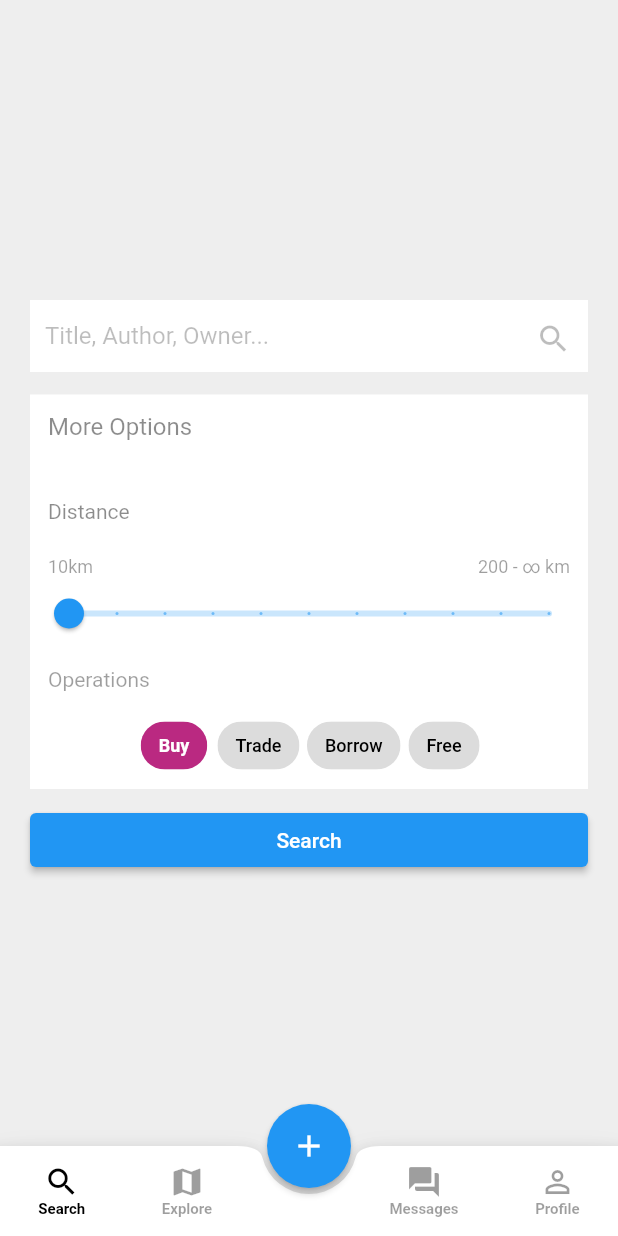
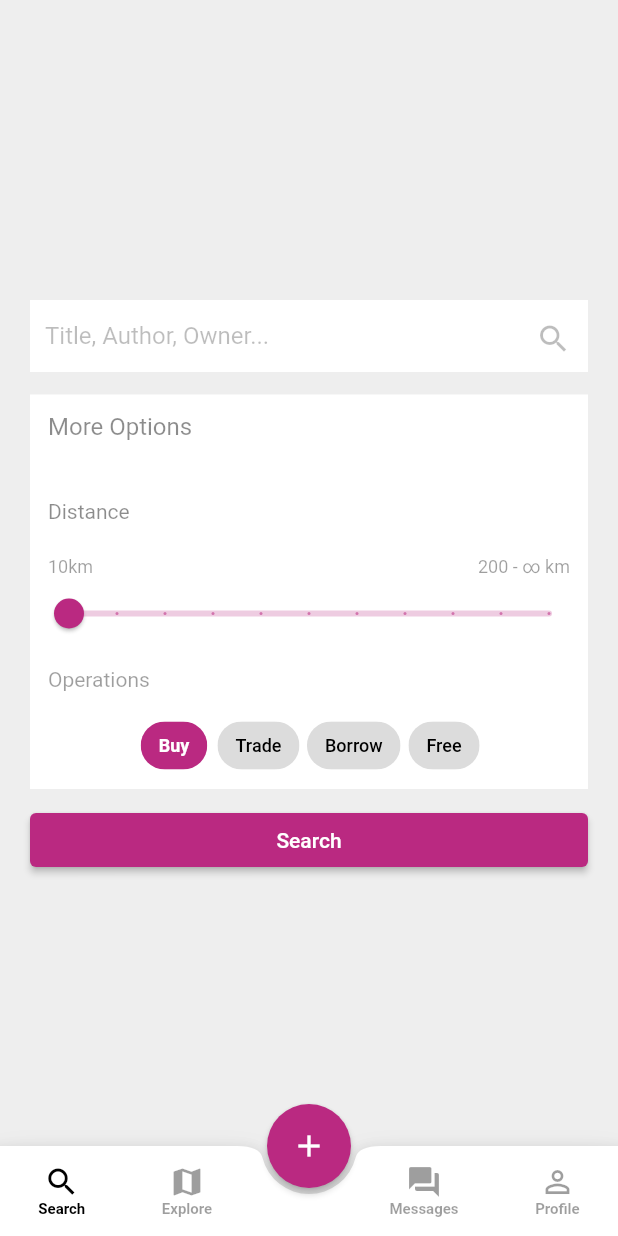
Before and after one commit to abdel7ak96/Bindex-app, a Flutter app: the screen it shows after launch, on a phone screen of 412 x 824 dp. Run offline on Flutter 3.47's test engine with Material 2 defaults, Android fonts, the light colour scheme and no system bars.

Commit message:
set up app theme

```diff
--- a/lib/components/search.dart
+++ b/lib/components/search.dart
@@ -1,4 +1,4 @@
-// ignore_for_file: unused_field, prefer_final_fields
+// ignore_for_file: unused_field, prefer_final_fields, avoid_print
 
 import 'package:flutter/material.dart';
 import 'package:flutter/rendering.dart';
@@ -133,7 +133,7 @@ class _SearchState extends State<Search> {
             ),
           ),
           const SizedBox(height: 10.0),
-          Container(
+          SizedBox(
             width: double.infinity,
             child: ElevatedButton(
               onPressed: () {
@@ -141,7 +141,7 @@ class _SearchState extends State<Search> {
                 print(_distanceSliderValue);
                 print(_operationsChipsList);
               },
-              child: Text('Search'),
+              child: const Text('Search'),
             ),
           )
         ])),
--- a/lib/main.dart
+++ b/lib/main.dart
@@ -11,7 +11,24 @@ class MyApp extends StatelessWidget {
 
   @override
   Widget build(BuildContext context) {
-    return const MaterialApp(
-        debugShowCheckedModeBanner: false, home: MainView());
+    return MaterialApp(
+      debugShowCheckedModeBanner: false,
+      home: const MainView(),
+      theme: ThemeData(
+          colorScheme: ColorScheme(
+              primary: const Color(0x00ba2981).withOpacity(1),
+              primaryVariant: Colors.white,
+              secondary: const Color(0x00ba2981).withOpacity(1),
+              secondaryVariant: Colors.white,
+              surface: Colors.white,
+              background: Colors.white,
+              error: const Color(0x00ba2981).withOpacity(1),
+              onPrimary: Colors.white,
+              onSecondary: Colors.white,
+              onSurface: const Color(0x00ba2981).withOpacity(1),
+              onBackground: const Color(0x00ba2981).withOpacity(1),
+              onError: const Color(0x00ba2981).withOpacity(1),
+              brightness: Brightness.light)),
+    );
   }
 }
```
